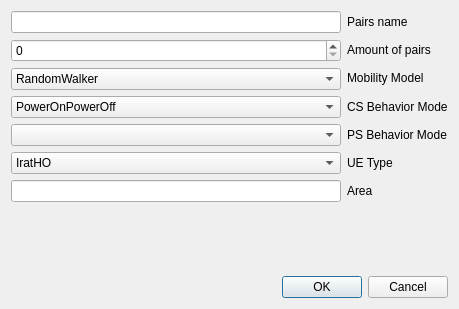
Before: the Qt Designer form LTEsimGeneratorGUI/Ui/UE_param_form.ui in moniss23/junit4, drawn with Qt 5.
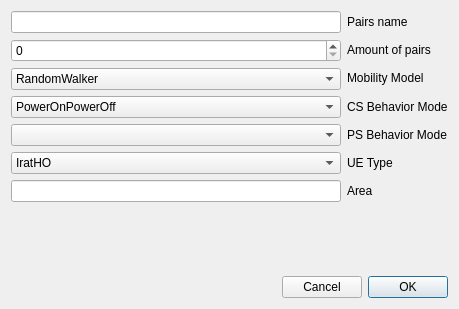
After: the same form once the commit is applied.

Commit message: Change Buttons direction + added Restore Def. in map range window

The edit to the form file:
```diff
--- a/LTEsimGeneratorGUI/Ui/UE_param_form.ui
+++ b/LTEsimGeneratorGUI/Ui/UE_param_form.ui
@@ -226,6 +226,15 @@
    </item>
    <item>
     <widget class="QDialogButtonBox" name="buttonBox">
+     <property name="sizePolicy">
+      <sizepolicy hsizetype="Fixed" vsizetype="Fixed">
+       <horstretch>0</horstretch>
+       <verstretch>0</verstretch>
+      </sizepolicy>
+     </property>
+     <property name="layoutDirection">
+      <enum>Qt::RightToLeft</enum>
+     </property>
      <property name="standardButtons">
       <set>QDialogButtonBox::Cancel|QDialogButtonBox::Ok</set>
      </property>
```
The commit also changes 5 other files.
